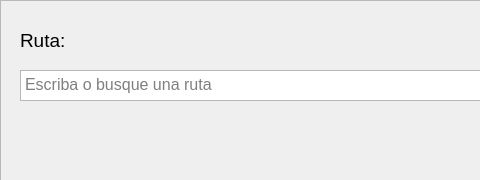
This is src/gui/ventana.ui in xiaopeng-ye/pdl as Qt 5 draws it before an edit; both pictures show x 0 to 480 and y 0 to 180 of the 770 by 180 pixel window. The edited form follows.
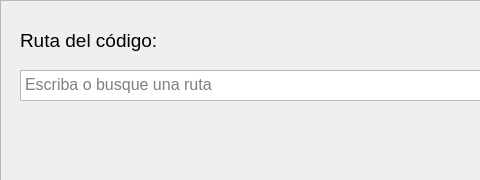
This is the edited form. Icons and pictures are not drawn.

Patch:
```diff
--- a/src/gui/ventana.ui
+++ b/src/gui/ventana.ui
@@ -60,7 +60,7 @@
       <rect>
        <x>20</x>
        <y>20</y>
-       <width>60</width>
+       <width>151</width>
        <height>40</height>
       </rect>
      </property>
@@ -79,7 +79,7 @@
       <enum>QFrame::Plain</enum>
      </property>
      <property name="text">
-      <string>Ruta:</string>
+      <string>Ruta del código:</string>
      </property>
      <property name="alignment">
       <set>Qt::AlignLeading|Qt::AlignLeft|Qt::AlignVCenter</set>
```
Left out of the diff: 6 changed lines with no effect on the pictures.
